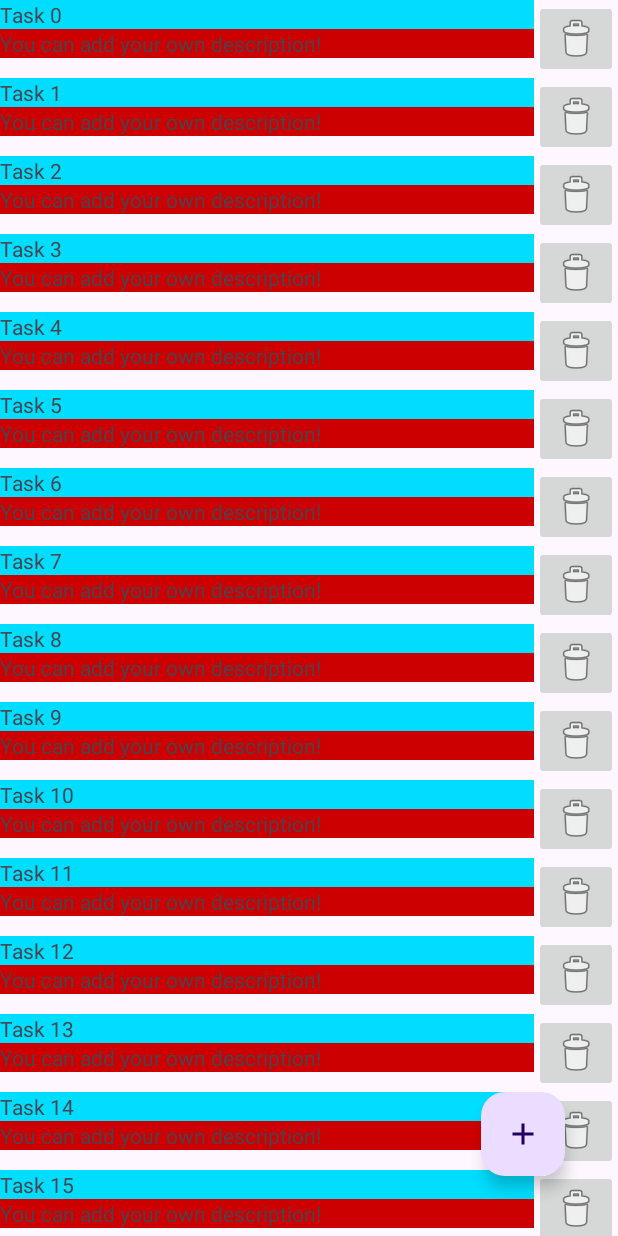
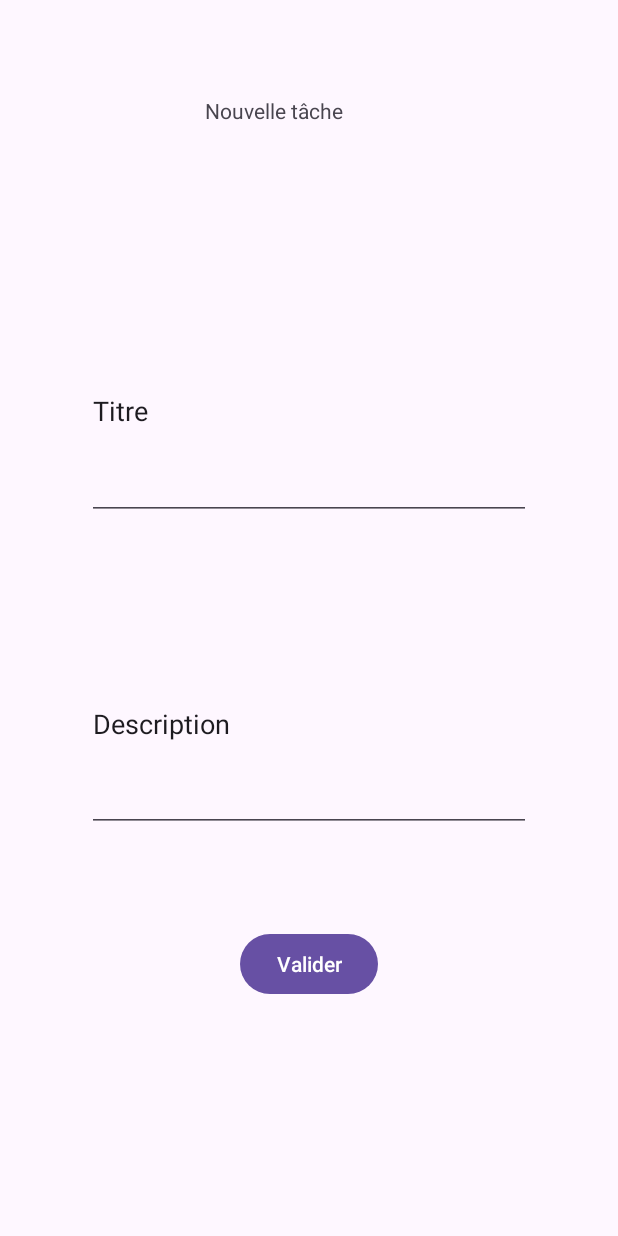
Before and after one commit to raphh8/android_app_growth, an Android app: the screen it shows after launch (MainActivity), after a tap on an icon or button, on a phone screen of 412 x 824 dp. Run offline under Robolectric (Android 15) with nearby library versions, the phone set to English and light mode, and no system bars.

Commit message:
add task (complete)

```diff
--- a/app/build.gradle.kts
+++ b/app/build.gradle.kts
@@ -41,6 +41,8 @@ android {
 }
 
 dependencies {
+    implementation("androidx.fragment:fragment:1.8.9")
+    implementation("androidx.fragment:fragment-ktx:1.8.9")
     implementation(libs.androidx.core.ktx)
     implementation(libs.androidx.appcompat)
     implementation(libs.material)
--- /dev/null
+++ b/app/src/main/java/com/projet/mobile/growth/list/DetailFragment.kt
@@ -0,0 +1,60 @@
+package com.projet.mobile.growth.list
+
+import android.os.Bundle
+import android.view.LayoutInflater
+import android.view.View
+import android.view.ViewGroup
+import androidx.fragment.app.Fragment
+import com.projet.mobile.growth.databinding.FragmentDetailBinding
+import java.util.UUID
+
+class DetailFragment : Fragment() {
+
+    private var _binding: FragmentDetailBinding? = null
+    private val binding get() = _binding!!
+
+    override fun onCreateView(
+        inflater: LayoutInflater,
+        container: ViewGroup?,
+        savedInstanceState: Bundle?
+    ): View {
+        _binding = FragmentDetailBinding.inflate(inflater, container, false)
+        return binding.root
+    }
+
+    override fun onViewCreated(view: View, savedInstanceState: Bundle?) {
+
+        binding.detailSubmit.setOnClickListener {
+
+            val title = binding.editTitle.text.toString()
+            val description = binding.editDesc.text.toString()
+
+            if (title.isBlank()) return@setOnClickListener
+
+            val newTask = Task(
+                id = UUID.randomUUID().toString(),
+                title = title,
+                description = description
+            )
+
+            parentFragmentManager.setFragmentResult(
+                REQUEST_KEY,
+                Bundle().apply {
+                    putSerializable(RESULT_KEY, newTask)
+                }
+            )
+
+            parentFragmentManager.popBackStack()
+        }
+    }
+
+    companion object {
+        const val REQUEST_KEY = "request_key"
+        const val RESULT_KEY = "result_key"
+    }
+
+    override fun onDestroyView() {
+        super.onDestroyView()
+        _binding = null
+    }
+}
--- a/app/src/main/java/com/projet/mobile/growth/list/Task.kt
+++ b/app/src/main/java/com/projet/mobile/growth/list/Task.kt
@@ -1,3 +1,5 @@
 package com.projet.mobile.growth.list
 
-data class Task(val id: String, var title: String, var description: String = "You can add your own description!")
+import java.io.Serializable
+
+data class Task(val id: String, var title: String, var description: String = "You can add your own description!") : Serializable
--- a/app/src/main/java/com/projet/mobile/growth/list/TaskListFragment.kt
+++ b/app/src/main/java/com/projet/mobile/growth/list/TaskListFragment.kt
@@ -1,22 +1,21 @@
 package com.projet.mobile.growth.list
 
+import com.projet.mobile.growth.R
 import android.os.Bundle
 import android.view.LayoutInflater
 import android.view.View
 import android.view.ViewGroup
 import androidx.fragment.app.Fragment
+import androidx.fragment.app.commit
+import androidx.fragment.app.replace
 import com.projet.mobile.growth.databinding.FragmentTaskListBinding
-import java.util.UUID
 
 class TaskListFragment : Fragment() {
 
     private var _binding: FragmentTaskListBinding? = null
     private val binding get() = _binding!!
 
-    private var taskList = List(100) { index ->
-        Task(id = "id_$index", title = "Task $index")
-    }
-
+    private var taskList = emptyList<Task>()
     private val adapter = TaskListAdapter()
 
     override fun onCreateView(
@@ -25,25 +24,30 @@ class TaskListFragment : Fragment() {
         savedInstanceState: Bundle?
     ): View {
         _binding = FragmentTaskListBinding.inflate(inflater, container, false)
-
-        adapter.submitList(taskList)
-
         return binding.root
     }
 
     override fun onViewCreated(view: View, savedInstanceState: Bundle?) {
 
         binding.recycler.adapter = adapter
+        adapter.submitList(taskList)
 
+        parentFragmentManager.setFragmentResultListener(
+            DetailFragment.REQUEST_KEY,
+            viewLifecycleOwner
+        ) { _, bundle ->
+            val task = bundle.getSerializable(DetailFragment.RESULT_KEY) as Task?
+            task?.let {
+                taskList = taskList + it
+                adapter.submitList(taskList)
+                binding.recycler.scrollToPosition(taskList.size - 1)
+            }
+        }
         binding.addTask.setOnClickListener {
-            val newTask = Task(
-                id = UUID.randomUUID().toString(),
-                title = "Task ${taskList.size + 1}"
-            )
-
-            taskList = taskList + newTask
-            adapter.submitList(taskList)
-            binding.recycler.scrollToPosition(taskList.size - 1)
+            parentFragmentManager.commit {
+                replace<DetailFragment>(R.id.fragment_container)
+                addToBackStack(null)
+            }
         }
 
         adapter.onClickDelete = { taskToDelete ->
--- /dev/null
+++ b/app/src/main/res/layout/fragment_detail.xml
@@ -0,0 +1,60 @@
+<?xml version="1.0" encoding="utf-8"?>
+<androidx.constraintlayout.widget.ConstraintLayout xmlns:android="http://schemas.android.com/apk/res/android"
+    xmlns:app="http://schemas.android.com/apk/res-auto"
+    xmlns:tools="http://schemas.android.com/tools"
+    android:layout_width="match_parent"
+    android:layout_height="match_parent">
+
+    <TextView
+        android:id="@+id/detail_title"
+        android:layout_width="139dp"
+        android:layout_height="58dp"
+        android:layout_marginTop="64dp"
+        android:layout_marginEnd="136dp"
+        android:layout_marginBottom="80dp"
+        android:text="Nouvelle tâche"
+        app:layout_constraintBottom_toTopOf="@+id/edit_title"
+        app:layout_constraintEnd_toEndOf="parent"
+        app:layout_constraintTop_toTopOf="parent" />
+
+    <EditText
+        android:id="@+id/edit_title"
+        android:layout_width="0dp"
+        android:layout_height="0dp"
+        android:layout_marginStart="58dp"
+        android:layout_marginEnd="58dp"
+        android:layout_marginBottom="64dp"
+        android:ems="10"
+        android:inputType="text"
+        android:text="Titre"
+        app:layout_constraintBottom_toTopOf="@+id/edit_desc"
+        app:layout_constraintEnd_toEndOf="parent"
+        app:layout_constraintStart_toStartOf="parent"
+        app:layout_constraintTop_toBottomOf="@+id/detail_title" />
+
+    <EditText
+        android:id="@+id/edit_desc"
+        android:layout_width="0dp"
+        android:layout_height="0dp"
+        android:layout_marginStart="58dp"
+        android:layout_marginEnd="58dp"
+        android:layout_marginBottom="64dp"
+        android:ems="10"
+        android:inputType="text"
+        android:text="Description"
+        app:layout_constraintBottom_toTopOf="@+id/detail_submit"
+        app:layout_constraintEnd_toEndOf="parent"
+        app:layout_constraintStart_toStartOf="parent"
+        app:layout_constraintTop_toBottomOf="@+id/edit_title" />
+
+    <Button
+        android:id="@+id/detail_submit"
+        android:layout_width="wrap_content"
+        android:layout_height="wrap_content"
+        android:layout_marginBottom="157dp"
+        android:text="Valider"
+        app:layout_constraintBottom_toBottomOf="parent"
+        app:layout_constraintEnd_toEndOf="parent"
+        app:layout_constraintStart_toStartOf="parent"
+        app:layout_constraintTop_toBottomOf="@+id/edit_desc" />
+</androidx.constraintlayout.widget.ConstraintLayout>
```
